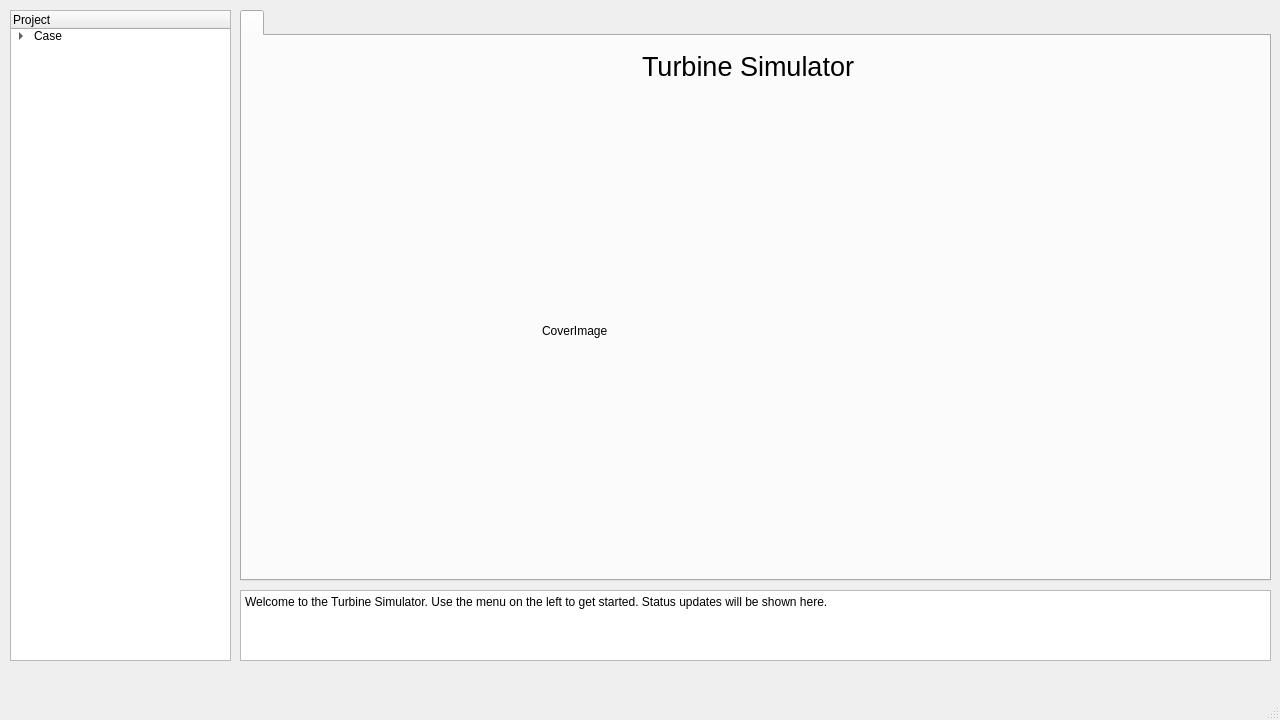
The window that src/GUI_QtDesigner/turbine_simulator_window.ui (AudriusZ/Hill-Chart-Calculator) describes before a commit, drawn with Qt 5.
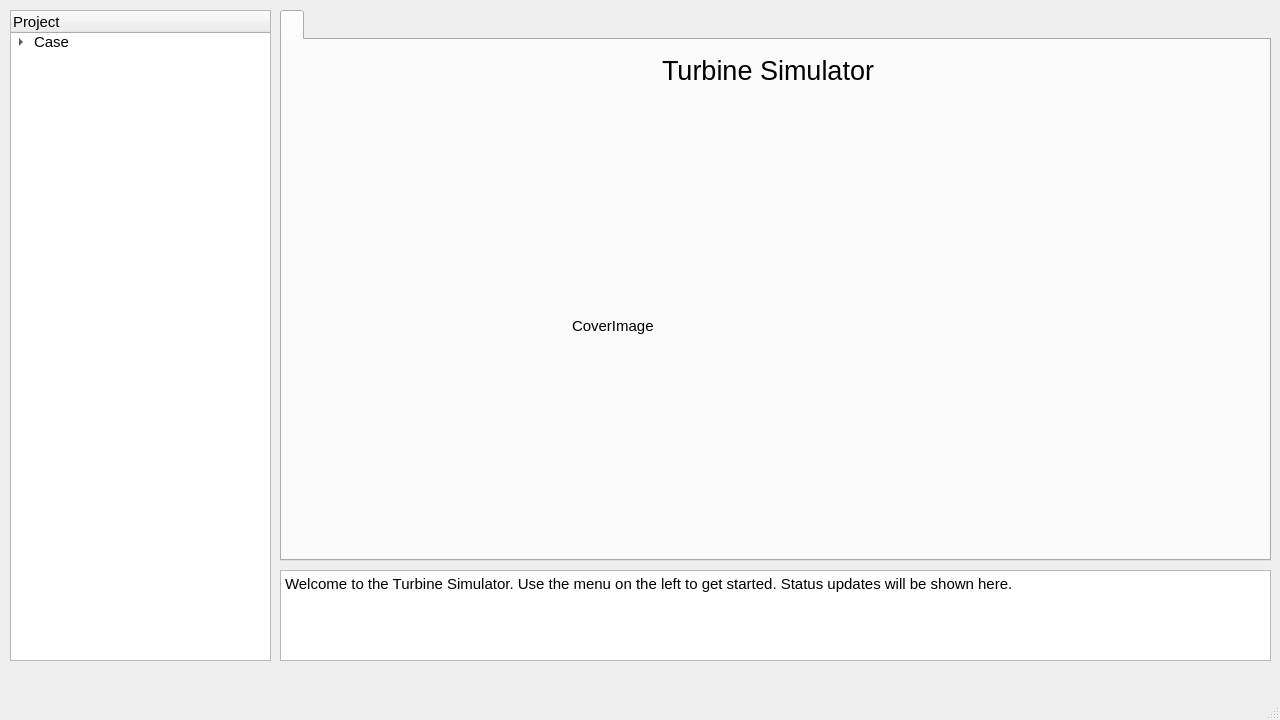
The same window after the commit.

Commit message: change of font from 9 to 11 and fix return to default size 9 when toggling

Diff of the .ui file:
```diff
--- a/src/GUI_QtDesigner/turbine_simulator_window.ui
+++ b/src/GUI_QtDesigner/turbine_simulator_window.ui
@@ -19,10 +19,15 @@
      <rect>
       <x>10</x>
       <y>10</y>
-      <width>221</width>
+      <width>261</width>
       <height>651</height>
      </rect>
     </property>
+    <property name="font">
+     <font>
+      <pointsize>11</pointsize>
+     </font>
+    </property>
     <property name="expandsOnDoubleClick">
      <bool>false</bool>
     </property>
@@ -90,12 +95,17 @@
    <widget class="QPlainTextEdit" name="plainTextEdit">
     <property name="geometry">
      <rect>
-      <x>240</x>
-      <y>590</y>
-      <width>1031</width>
-      <height>71</height>
+      <x>280</x>
+      <y>570</y>
+      <width>991</width>
+      <height>91</height>
      </rect>
     </property>
+    <property name="font">
+     <font>
+      <pointsize>11</pointsize>
+     </font>
+    </property>
     <property name="plainText">
      <string>Welcome to the Turbine Simulator. Use the menu on the left to get started. Status updates will be shown here.</string>
     </property>
@@ -106,12 +116,17 @@
     </property>
     <property name="geometry">
      <rect>
-      <x>240</x>
+      <x>280</x>
       <y>10</y>
-      <width>1031</width>
-      <height>571</height>
+      <width>991</width>
+      <height>551</height>
      </rect>
     </property>
+    <property name="font">
+     <font>
+      <pointsize>11</pointsize>
+     </font>
+    </property>
     <property name="currentIndex">
      <number>0</number>
     </property>
@@ -122,10 +137,10 @@
      <widget class="QLabel" name="CoverImage">
       <property name="geometry">
        <rect>
-        <x>300</x>
+        <x>290</x>
         <y>60</y>
-        <width>416</width>
-        <height>469</height>
+        <width>398</width>
+        <height>451</height>
        </rect>
       </property>
       <property name="text">
@@ -135,7 +150,7 @@
      <widget class="QLabel" name="label">
       <property name="geometry">
        <rect>
-        <x>400</x>
+        <x>380</x>
         <y>10</y>
         <width>221</width>
         <height>41</height>
```
The commit also changes 8 other files.
